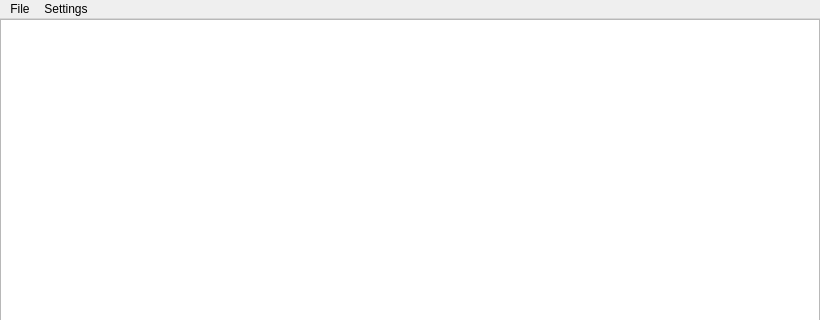
First picture: the form in ChonkyStation3/Frontend/UI/mainwindow.ui, repository wheremyfoodat/ChonkyStation3, before the edit; both pictures show x 0 to 820 and y 0 to 320 of the 820 by 605 pixel window.
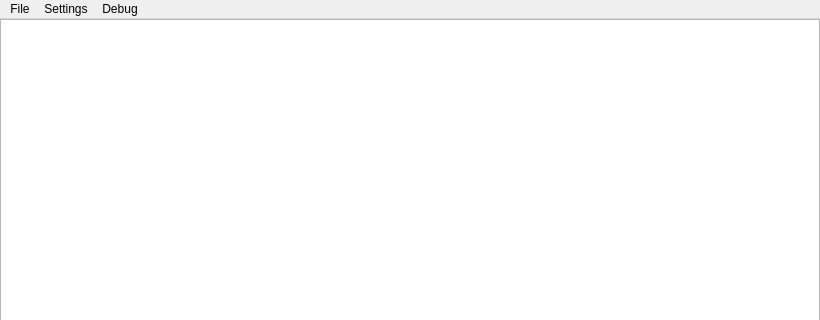
Second picture: the form after the edit.

```diff
--- a/ChonkyStation3/Frontend/UI/mainwindow.ui
+++ b/ChonkyStation3/Frontend/UI/mainwindow.ui
@@ -83,8 +83,15 @@
     <addaction name="separator"/>
     <addaction name="actionDebug"/>
    </widget>
+   <widget class="QMenu" name="menuDebug">
+    <property name="title">
+     <string>Debug</string>
+    </property>
+    <addaction name="actionReplay_RSX_Capture"/>
+   </widget>
    <addaction name="menuFile"/>
    <addaction name="menuSettings"/>
+   <addaction name="menuDebug"/>
   </widget>
   <widget class="QStatusBar" name="statusbar"/>
   <action name="actionOpen_ELF">
```
Left out of the diff: 5 changed lines with no effect on the pictures.
